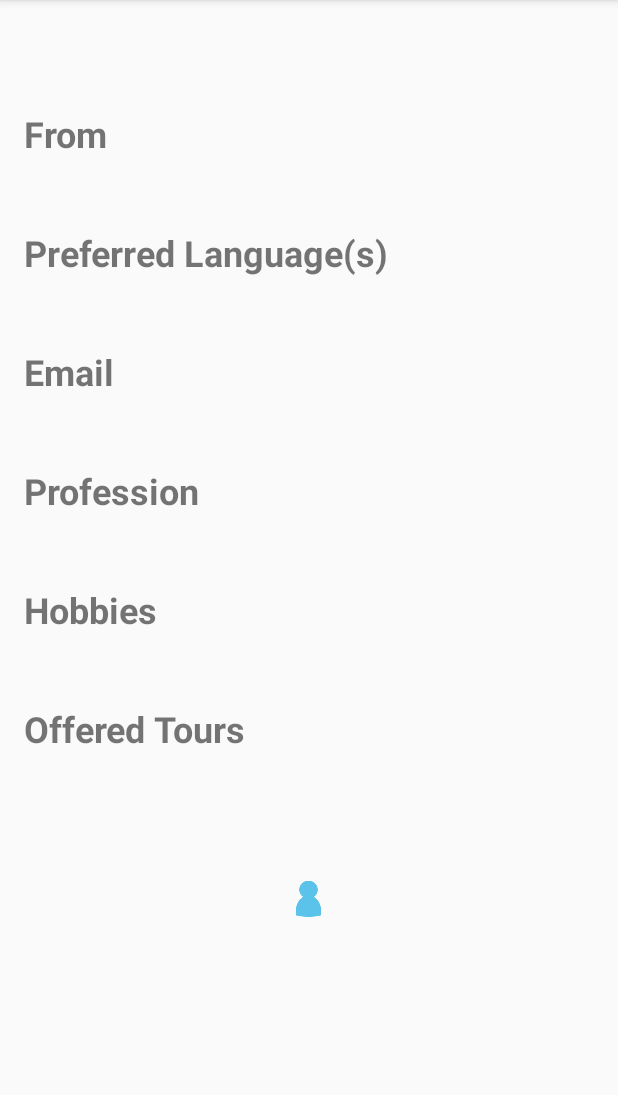
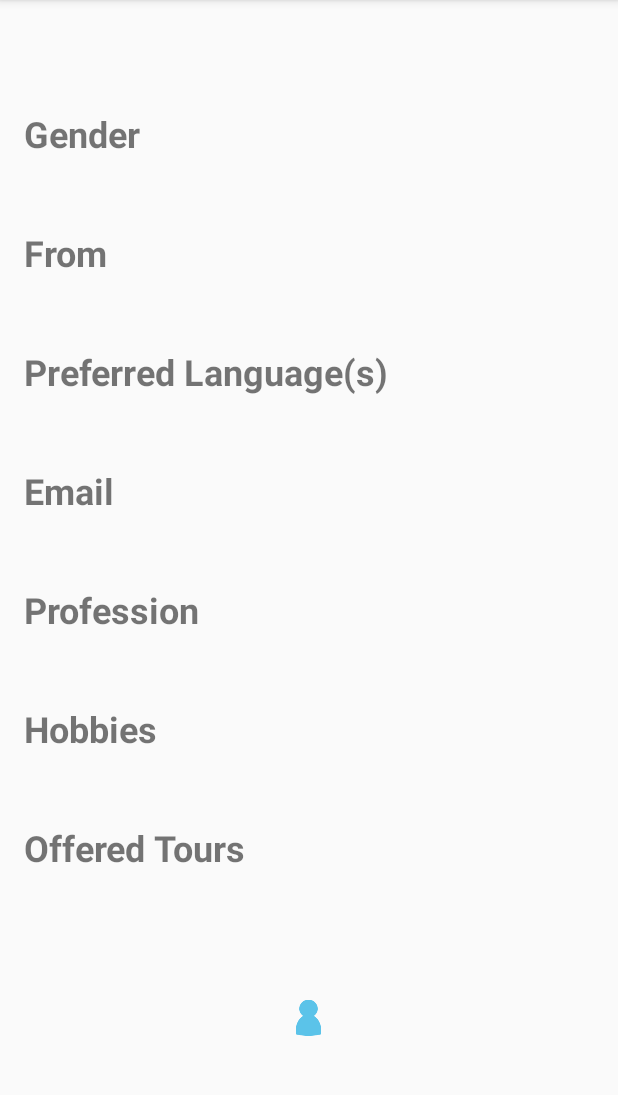
Before and after one commit to munarahman/Toura, an Android app: the TourGuideActivity screen opened directly, with no data from a screen before it, on a phone screen of 412 x 824 dp, the part 84-1179 px from its top. Run offline under Robolectric (Android 15) with nearby library versions, the phone set to English and light mode, and no system bars; 4 statements that could not run were skipped.

Commit message:
add gender

```diff
--- a/app/src/main/java/com/example/muna/toura/TourGuideActivity.java
+++ b/app/src/main/java/com/example/muna/toura/TourGuideActivity.java
@@ -15,19 +15,19 @@ public class TourGuideActivity extends AppCompatActivity {
 
     private String tourGuideName;
     private String[] tg1 = {"Terry", "Toronto", "English, Cantonese", "terry@mail.com",
-            "Engineer", "Hiking, Bird Watching", "Kensington Market"};
+            "Engineer", "Hiking, Bird Watching", "Kensington Market", "Female"};
     private String[] tg2 = {"Mags", "Toronto", "English, French, Cantonese", "mags@mail.com",
-            "Data Scientist", "Acrobatics, Knitting", "Distillery District"};
+            "Data Scientist", "Acrobatics, Knitting", "Distillery District", "Female"};
     private String[] tg3 = {"Darsan", "Scarborough", "English, Hindi", "darsan@mail.com",
-            "Doctor", "Eating chocolate", "Scarborough Bluffs"};
+            "Doctor", "Eating chocolate", "Scarborough Bluffs", "Male"};
     private String[] tg4 = {"Lindsey", "Toronto", "English", "lindsey@mail.com",
-            "Game Developer", "Kick Boxing, Music Remixes", "Centre Island"};
+            "Game Developer", "Kick Boxing, Music Remixes", "Centre Island", "Female"};
     private String[] tg5 = {"Marina", "Mississauga", "English, Arabic, French, Italian", "marina@mail.com",
-            "Engineer", "Languages", "Gay Village"};
+            "Engineer", "Languages", "Gay Village", "Female"};
     private String[] tg6 = {"Albert", "North York", "English, Indonesian", "albert@mail.com",
-            "Data Scientist", "Data visualization", "Pacific Mall"};
+            "Data Scientist", "Data visualization", "Pacific Mall", "Male"};
     private String[] tg7 = {"Steffi", "Toronto", "English, Malay, Mandarin, Spanish", "steffi@mail.com",
-            "Engineer", "Yoga", "The Junction"};
+            "Engineer", "Yoga", "The Junction", "Female"};
 
     private Map<String, String[]> tourGuides;
 
@@ -52,6 +52,7 @@ public class TourGuideActivity extends AppCompatActivity {
 
         if (tourGuides.containsKey(tourGuideName)) {
             final String[] tourGuide = tourGuides.get(tourGuideName);
+            ((TextView) findViewById(R.id.gender)).setText(tourGuide[7]);
             ((TextView) findViewById(R.id.from)).setText(tourGuide[1]);
             ((TextView) findViewById(R.id.language)).setText(tourGuide[2]);
             ((TextView) findViewById(R.id.email)).setText(tourGuide[3]);
--- a/app/src/main/res/layout/activity_tour_guide.xml
+++ b/app/src/main/res/layout/activity_tour_guide.xml
@@ -14,6 +14,24 @@
         android:paddingTop="16dp"
         android:textSize="30sp"
         android:textStyle="bold" />
+
+    <TextView
+        android:id="@+id/gender_label"
+        android:layout_width="wrap_content"
+        android:layout_height="wrap_content"
+        android:paddingLeft="16dp"
+        android:paddingTop="16dp"
+        android:text="Gender"
+        android:textSize="24sp"
+        android:textStyle="bold" />
+
+    <TextView
+        android:id="@+id/gender"
+        android:layout_width="wrap_content"
+        android:layout_height="wrap_content"
+        android:paddingLeft="16dp"
+        android:paddingTop="6dp"
+        android:textSize="18sp" />
 
     <TextView
         android:id="@+id/from_label"
```
Also changed, not shown: 3 other files.
